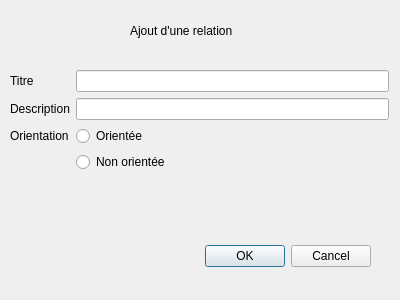
First picture: the form in QtVersion/formrelation.ui, repository julieberteaux/LO21, before the edit.
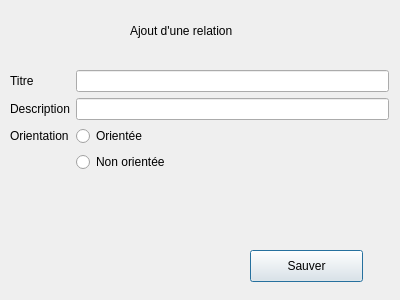
Second picture: the form after the edit.

Commit message: formrelation working execpt save button

```diff
--- a/QtVersion/formrelation.ui
+++ b/QtVersion/formrelation.ui
@@ -13,22 +13,6 @@
   <property name="windowTitle">
    <string>Dialog</string>
   </property>
-  <widget class="QDialogButtonBox" name="buttonBox">
-   <property name="geometry">
-    <rect>
-     <x>30</x>
-     <y>240</y>
-     <width>341</width>
-     <height>32</height>
-    </rect>
-   </property>
-   <property name="orientation">
-    <enum>Qt::Horizontal</enum>
-   </property>
-   <property name="standardButtons">
-    <set>QDialogButtonBox::Cancel|QDialogButtonBox::Ok</set>
-   </property>
-  </widget>
   <widget class="QWidget" name="formLayoutWidget_2">
    <property name="geometry">
     <rect>
@@ -95,6 +79,19 @@
     <string>Ajout d'une relation</string>
    </property>
   </widget>
+  <widget class="QPushButton" name="saveR">
+   <property name="geometry">
+    <rect>
+     <x>250</x>
+     <y>250</y>
+     <width>113</width>
+     <height>32</height>
+    </rect>
+   </property>
+   <property name="text">
+    <string>Sauver</string>
+   </property>
+  </widget>
  </widget>
  <resources/>
  <connections>
```
Left out of the diff: 35 changed lines with no effect on the pictures. The commit also changes 21 other files.
